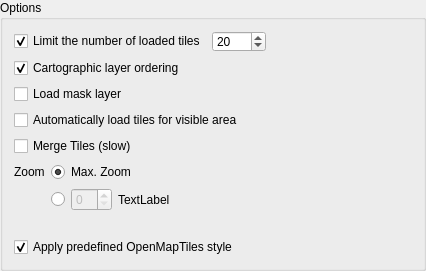
The window that ui/options.ui (geometalab/Vector-Tiles-Reader-QGIS-Plugin) describes before a commit, drawn with Qt 5.
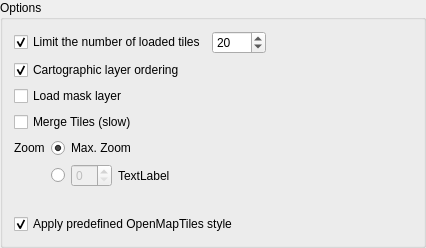
The same window after the commit.

Commit message: auto reload feature removed (replaced by reload button)

```diff
--- a/ui/options.ui
+++ b/ui/options.ui
@@ -23,125 +23,6 @@
    <string>Options</string>
   </property>
   <layout class="QGridLayout" name="gridLayout">
-   <item row="9" column="0" colspan="2">
-    <widget class="QCheckBox" name="chkApplyStyles">
-     <property name="toolTip">
-      <string>Apply a build-in, predefined QGIS style made for OpenMapTiles (instead of random QGIS default style)</string>
-     </property>
-     <property name="text">
-      <string>Apply predefined OpenMapTiles style</string>
-     </property>
-     <property name="checked">
-      <bool>true</bool>
-     </property>
-    </widget>
-   </item>
-   <item row="2" column="0" colspan="2">
-    <widget class="QCheckBox" name="chkCartographicOrdering">
-     <property name="toolTip">
-      <string>Use ordering according to cartographic element types (label, points, lines, areas) instead of original ordering from the tile source</string>
-     </property>
-     <property name="text">
-      <string>Cartographic layer ordering</string>
-     </property>
-     <property name="checked">
-      <bool>true</bool>
-     </property>
-    </widget>
-   </item>
-   <item row="7" column="1">
-    <layout class="QHBoxLayout" name="horizontalLayout">
-     <item>
-      <widget class="QRadioButton" name="rbZoomManual">
-       <property name="text">
-        <string/>
-       </property>
-      </widget>
-     </item>
-     <item alignment="Qt::AlignLeft">
-      <widget class="QSpinBox" name="zoomSpin">
-       <property name="enabled">
-        <bool>false</bool>
-       </property>
-       <property name="maximumSize">
-        <size>
-         <width>70</width>
-         <height>16777215</height>
-        </size>
-       </property>
-      </widget>
-     </item>
-     <item>
-      <widget class="QLabel" name="lblZoomRange">
-       <property name="text">
-        <string>TextLabel</string>
-       </property>
-      </widget>
-     </item>
-     <item>
-      <spacer name="horizontalSpacer">
-       <property name="orientation">
-        <enum>Qt::Horizontal</enum>
-       </property>
-       <property name="sizeHint" stdset="0">
-        <size>
-         <width>40</width>
-         <height>20</height>
-        </size>
-       </property>
-      </spacer>
-     </item>
-    </layout>
-   </item>
-   <item row="6" column="0">
-    <widget class="QLabel" name="label_5">
-     <property name="maximumSize">
-      <size>
-       <width>16777215</width>
-       <height>20</height>
-      </size>
-     </property>
-     <property name="text">
-      <string>Zoom</string>
-     </property>
-    </widget>
-   </item>
-   <item row="6" column="1">
-    <widget class="QRadioButton" name="rbZoomMax">
-     <property name="text">
-      <string>Max. Zoom</string>
-     </property>
-     <property name="checked">
-      <bool>true</bool>
-     </property>
-    </widget>
-   </item>
-   <item row="8" column="0">
-    <spacer name="verticalSpacer">
-     <property name="orientation">
-      <enum>Qt::Vertical</enum>
-     </property>
-     <property name="sizeType">
-      <enum>QSizePolicy::Fixed</enum>
-     </property>
-     <property name="sizeHint" stdset="0">
-      <size>
-       <width>20</width>
-       <height>20</height>
-      </size>
-     </property>
-    </spacer>
-   </item>
-   <item row="4" column="0" colspan="2">
-    <widget class="QCheckBox" name="chkAutoLoadTiles">
-     <property name="text">
-      <string>Automatically load tiles for visible area</string>
-     </property>
-     <property name="checked">
-      <bool>false</bool>
-     </property>
-    </widget>
-   </item>
    <item row="1" column="0" colspan="2">
     <layout class="QGridLayout" name="gridLayout_5" columnstretch="0,0,0">
      <property name="horizontalSpacing">
@@ -194,16 +75,6 @@
      </item>
     </layout>
    </item>
-   <item row="5" column="0" colspan="2">
-    <widget class="QCheckBox" name="chkMergeTiles">
-     <property name="text">
-      <string>Merge Tiles (slow)</string>
-     </property>
-     <property name="checked">
-      <bool>false</bool>
-     </property>
-    </widget>
-   </item>
    <item row="3" column="0" colspan="2">
     <widget class="QCheckBox" name="chkLoadMaskLayer">
      <property name="text">
@@ -211,6 +82,125 @@
      </property>
     </widget>
    </item>
+   <item row="4" column="0" colspan="2">
+    <widget class="QCheckBox" name="chkMergeTiles">
+     <property name="text">
+      <string>Merge Tiles (slow)</string>
+     </property>
+     <property name="checked">
+      <bool>false</bool>
+     </property>
+    </widget>
+   </item>
+   <item row="7" column="0">
+    <spacer name="verticalSpacer">
+     <property name="orientation">
+      <enum>Qt::Vertical</enum>
+     </property>
+     <property name="sizeType">
+      <enum>QSizePolicy::Fixed</enum>
+     </property>
+     <property name="sizeHint" stdset="0">
+      <size>
+       <width>20</width>
+       <height>20</height>
+      </size>
+     </property>
+    </spacer>
+   </item>
+   <item row="2" column="0" colspan="2">
+    <widget class="QCheckBox" name="chkCartographicOrdering">
+     <property name="toolTip">
+      <string>Use ordering according to cartographic element types (label, points, lines, areas) instead of original ordering from the tile source</string>
+     </property>
+     <property name="text">
+      <string>Cartographic layer ordering</string>
+     </property>
+     <property name="checked">
+      <bool>true</bool>
+     </property>
+    </widget>
+   </item>
+   <item row="6" column="1">
+    <layout class="QHBoxLayout" name="horizontalLayout">
+     <item>
+      <widget class="QRadioButton" name="rbZoomManual">
+       <property name="text">
+        <string/>
+       </property>
+      </widget>
+     </item>
+     <item alignment="Qt::AlignLeft">
+      <widget class="QSpinBox" name="zoomSpin">
+       <property name="enabled">
+        <bool>false</bool>
+       </property>
+       <property name="maximumSize">
+        <size>
+         <width>70</width>
+         <height>16777215</height>
+        </size>
+       </property>
+      </widget>
+     </item>
+     <item>
+      <widget class="QLabel" name="lblZoomRange">
+       <property name="text">
+        <string>TextLabel</string>
+       </property>
+      </widget>
+     </item>
+     <item>
+      <spacer name="horizontalSpacer">
+       <property name="orientation">
+        <enum>Qt::Horizontal</enum>
+       </property>
+       <property name="sizeHint" stdset="0">
+        <size>
+         <width>40</width>
+         <height>20</height>
+        </size>
+       </property>
+      </spacer>
+     </item>
+    </layout>
+   </item>
+   <item row="5" column="0">
+    <widget class="QLabel" name="label_5">
+     <property name="maximumSize">
+      <size>
+       <width>16777215</width>
+       <height>20</height>
+      </size>
+     </property>
+     <property name="text">
+      <string>Zoom</string>
+     </property>
+    </widget>
+   </item>
+   <item row="5" column="1">
+    <widget class="QRadioButton" name="rbZoomMax">
+     <property name="text">
+      <string>Max. Zoom</string>
+     </property>
+     <property name="checked">
+      <bool>true</bool>
+     </property>
+    </widget>
+   </item>
+   <item row="8" column="0" colspan="2">
+    <widget class="QCheckBox" name="chkApplyStyles">
+     <property name="toolTip">
+      <string>Apply a build-in, predefined QGIS style made for OpenMapTiles (instead of random QGIS default style)</string>
+     </property>
+     <property name="text">
+      <string>Apply predefined OpenMapTiles style</string>
+     </property>
+     <property name="checked">
+      <bool>true</bool>
+     </property>
+    </widget>
+   </item>
   </layout>
  </widget>
  <resources/>
```
The commit also changes 6 other files.
